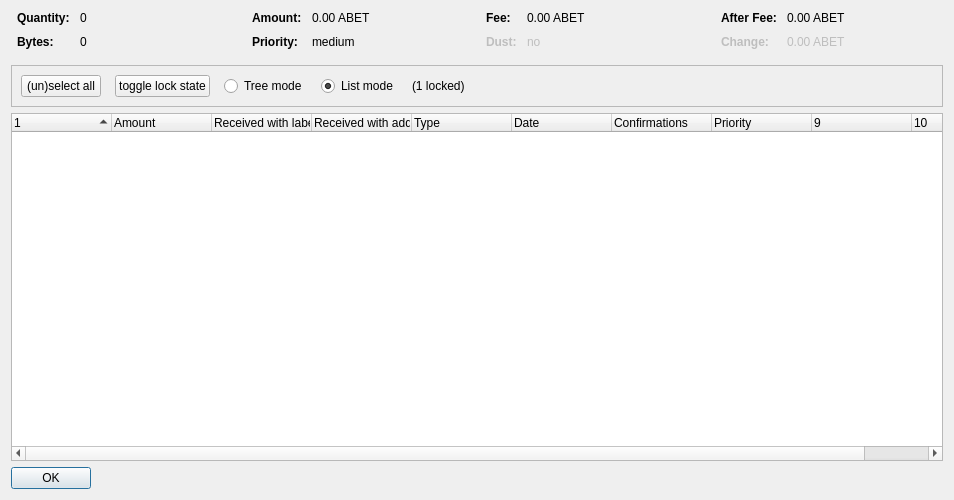
Qt form src/qt/forms/coincontroldialog.ui (altbet/abet) before a commit.
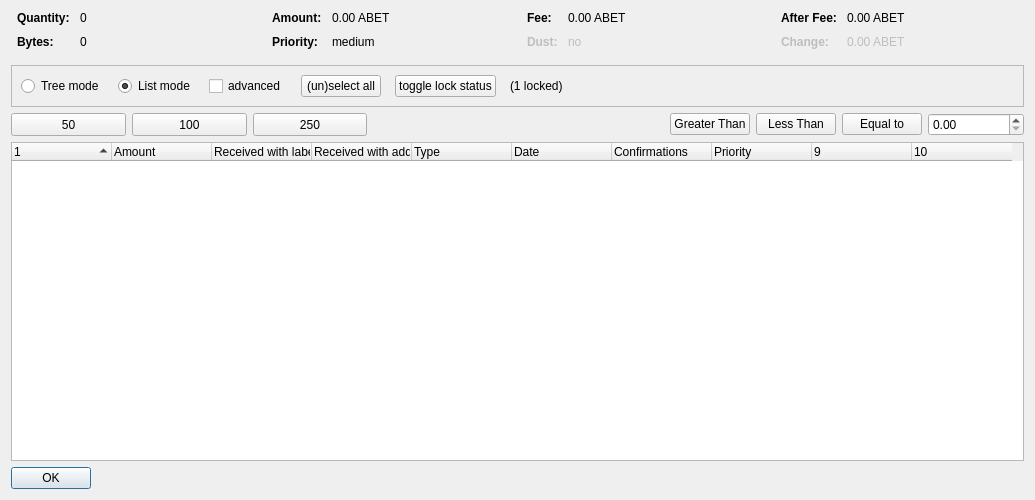
The same form after that commit. Custom widgets are drawn as their Qt base class.

Commit message: Selection of Inputs

What changed in the file:
```diff
--- a/src/qt/forms/coincontroldialog.ui
+++ b/src/qt/forms/coincontroldialog.ui
@@ -6,7 +6,7 @@
    <rect>
     <x>0</x>
     <y>0</y>
-    <width>954</width>
+    <width>1035</width>
     <height>500</height>
    </rect>
   </property>
@@ -348,42 +348,10 @@
      </property>
      <layout class="QHBoxLayout" name="horizontalLayout">
       <item>
-       <layout class="QHBoxLayout" name="horizontalLayoutPanel" stretch="0,0,0,0,0,0">
+       <layout class="QHBoxLayout" name="horizontalLayoutPanel" stretch="0,0,0,0,0,0,0">
         <property name="spacing">
          <number>14</number>
         </property>
-        <item>
-         <widget class="QPushButton" name="pushButtonSelectAll">
-          <property name="sizePolicy">
-           <sizepolicy hsizetype="Maximum" vsizetype="Fixed">
-            <horstretch>0</horstretch>
-            <verstretch>0</verstretch>
-           </sizepolicy>
-          </property>
-          <property name="text">
-           <string>(un)select all</string>
-          </property>
-          <property name="autoDefault">
-           <bool>false</bool>
-          </property>
-         </widget>
-        </item>
-        <item>
-         <widget class="QPushButton" name="pushButtonToggleLock">
-          <property name="sizePolicy">
-           <sizepolicy hsizetype="Maximum" vsizetype="Fixed">
-            <horstretch>0</horstretch>
-            <verstretch>0</verstretch>
-           </sizepolicy>
-          </property>
-          <property name="text">
-           <string>toggle lock state</string>
-          </property>
-          <property name="autoDefault">
-           <bool>false</bool>
-          </property>
-         </widget>
-        </item>
         <item>
          <widget class="QRadioButton" name="radioTreeMode">
           <property name="sizePolicy">
@@ -413,6 +381,51 @@
           </property>
          </widget>
         </item>
+        <item>
+         <widget class="QCheckBox" name="advanced">
+          <property name="minimumSize">
+           <size>
+            <width>70</width>
+            <height>17</height>
+           </size>
+          </property>
+          <property name="text">
+           <string>advanced</string>
+          </property>
+         </widget>
+        </item>
+        <item>
+         <widget class="QPushButton" name="pushButtonSelectAll">
+          <property name="sizePolicy">
+           <sizepolicy hsizetype="Maximum" vsizetype="Fixed">
+            <horstretch>0</horstretch>
+            <verstretch>0</verstretch>
+           </sizepolicy>
+          </property>
+          <property name="text">
+           <string>(un)select all</string>
+          </property>
+          <property name="autoDefault">
+           <bool>false</bool>
+          </property>
+         </widget>
+        </item>
+        <item>
+         <widget class="QPushButton" name="pushButtonToggleLock">
+          <property name="sizePolicy">
+           <sizepolicy hsizetype="Maximum" vsizetype="Fixed">
+            <horstretch>0</horstretch>
+            <verstretch>0</verstretch>
+           </sizepolicy>
+          </property>
+          <property name="text">
+           <string>toggle lock status</string>
+          </property>
+          <property name="autoDefault">
+           <bool>false</bool>
+          </property>
+         </widget>
+        </item>
         <item>
          <widget class="QLabel" name="labelLocked">
           <property name="text">
@@ -438,6 +451,99 @@
      </layout>
     </widget>
    </item>
+   <item>
+    <layout class="QHBoxLayout" name="horizontalLayout_3">
+     <item>
+      <widget class="QPushButton" name="select_50">
+       <property name="minimumSize">
+        <size>
+         <width>115</width>
+         <height>23</height>
+        </size>
+       </property>
+       <property name="text">
+        <string>50</string>
+       </property>
+      </widget>
+     </item>
+     <item>
+      <widget class="QPushButton" name="select_100">
+       <property name="minimumSize">
+        <size>
+         <width>115</width>
+         <height>23</height>
+        </size>
+       </property>
+       <property name="text">
+        <string>100</string>
+       </property>
+      </widget>
+     </item>
+     <item>
+      <widget class="QPushButton" name="select_250">
+       <property name="minimumSize">
+        <size>
+         <width>114</width>
+         <height>23</height>
+        </size>
+       </property>
+       <property name="text">
+        <string>250</string>
+       </property>
+      </widget>
+     </item>
+     <item>
+      <spacer name="horizontalSpacer_2">
+       <property name="orientation">
+        <enum>Qt::Horizontal</enum>
+       </property>
+       <property name="sizeHint" stdset="0">
+        <size>
+         <width>40</width>
+         <height>20</height>
+        </size>
+       </property>
+      </spacer>
+     </item>
+     <item>
+      <widget class="QPushButton" name="GreaterThan">
+       <property name="text">
+        <string>Greater Than</string>
+       </property>
+      </widget>
+     </item>
+     <item>
+      <widget class="QPushButton" name="LessThan">
+       <property name="text">
+        <string>Less Than</string>
+       </property>
+      </widget>
+     </item>
+     <item>
+      <widget class="QPushButton" name="EqualTo">
+       <property name="text">
+        <string>Equal to</string>
+       </property>
+      </widget>
+     </item>
+     <item>
+      <widget class="QDoubleSpinBox" name="num_box">
+       <property name="minimumSize">
+        <size>
+         <width>96</width>
+         <height>20</height>
+        </size>
+       </property>
+      </widget>
+     </item>
+    </layout>
+   </item>
+   <item>
+    <layout class="QVBoxLayout" name="verticalLayout_2"/>
+   </item>
+   <item>
+    <layout class="QHBoxLayout" name="horizontalLayout_2"/>
+   </item>
    <item>
     <widget class="CoinControlTreeWidget" name="treeWidget">
      <property name="contextMenuPolicy">
```
The commit also changes 2 other files.
